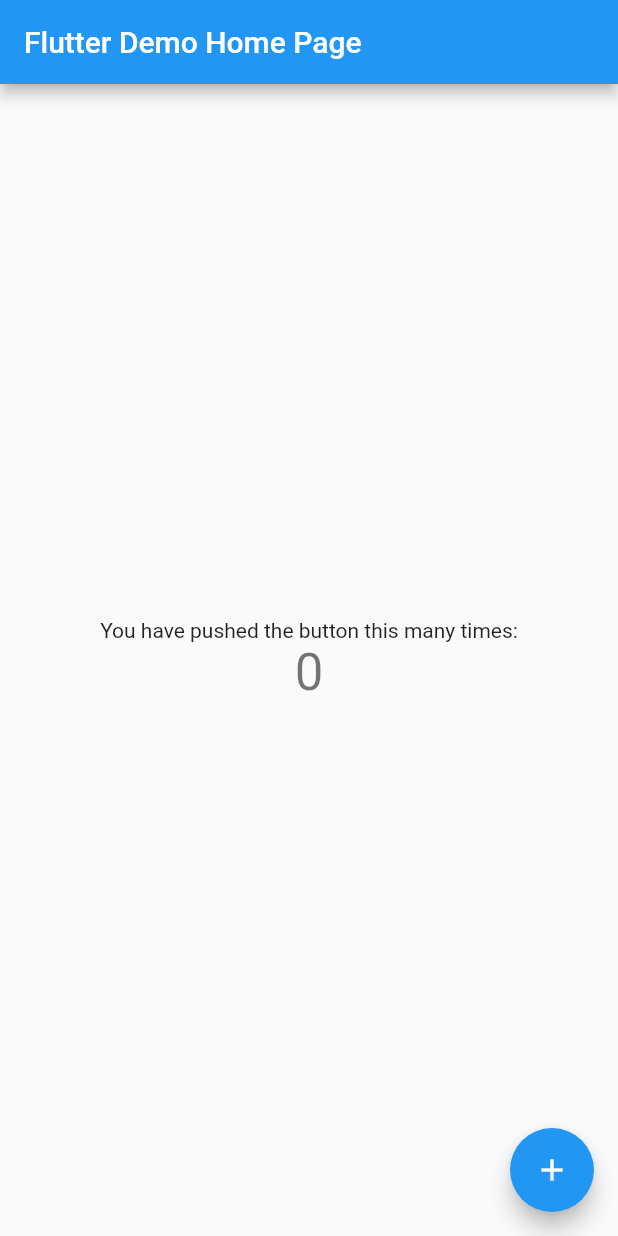
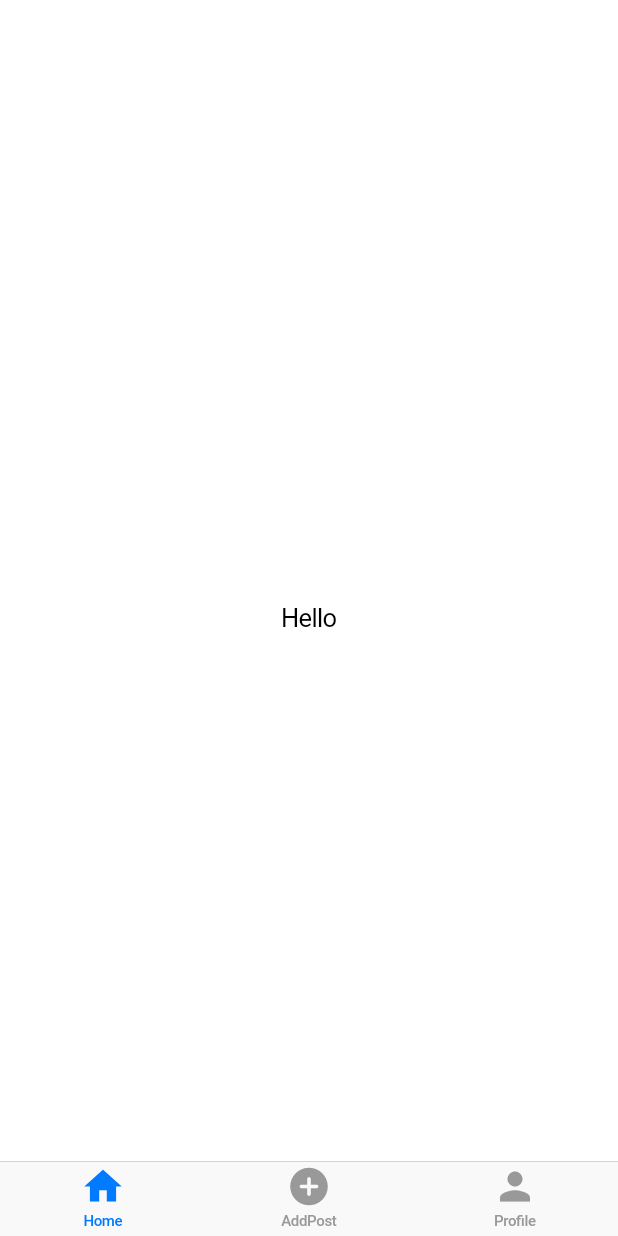
Before and after one commit to AshAman999/Edify, a Flutter app: the screen it shows after launch, on a phone screen of 412 x 824 dp. Run offline on Flutter 3.47's test engine with Material 2 defaults, Android fonts, the phone set to English and light mode, and no system bars.

Commit message:
added ios style app widgets and pages

```diff
--- a/lib/main.dart
+++ b/lib/main.dart
@@ -1,3 +1,7 @@
+import 'package:edify/screens/addpost.dart';
+import 'package:edify/screens/home.dart';
+import 'package:edify/screens/profile.dart';
+import 'package:flutter/cupertino.dart';
 import 'package:flutter/material.dart';
 
 void main() {
@@ -8,20 +12,9 @@
   // This widget is the root of your application.
   @override
   Widget build(BuildContext context) {
-    return MaterialApp(
+    return CupertinoApp(
       title: 'Flutter Demo',
-      theme: ThemeData(
-        // This is the theme of your application.
-        //
-        // Try running your application with "flutter run". You'll see the
-        // application has a blue toolbar. Then, without quitting the app, try
-        // changing the primarySwatch below to Colors.green and then invoke
-        // "hot reload" (press "r" in the console where you ran "flutter run",
-        // or simply save your changes to "hot reload" in a Flutter IDE).
-        // Notice that the counter didn't reset back to zero; the application
-        // is not restarted.
-        primarySwatch: Colors.blue,
-      ),
+      debugShowCheckedModeBanner: false,
       home: MyHomePage(title: 'Flutter Demo Home Page'),
     );
   }
@@ -30,15 +23,6 @@
 class MyHomePage extends StatefulWidget {
   MyHomePage({Key? key, required this.title}) : super(key: key);
 
-  // This widget is the home page of your application. It is stateful, meaning
-  // that it has a State object (defined below) that contains fields that affect
-  // how it looks.
-
-  // This class is the configuration for the state. It holds the values (in this
-  // case the title) provided by the parent (in this case the App widget) and
-  // used by the build method of the State. Fields in a Widget subclass are
-  // always marked "final".
-
   final String title;
 
   @override
@@ -46,68 +30,34 @@
 }
 
 class _MyHomePageState extends State<MyHomePage> {
-  int _counter = 0;
-
-  void _incrementCounter() {
-    setState(() {
-      // This call to setState tells the Flutter framework that something has
-      // changed in this State, which causes it to rerun the build method below
-      // so that the display can reflect the updated values. If we changed
-      // _counter without calling setState(), then the build method would not be
-      // called again, and so nothing would appear to happen.
-      _counter++;
-    });
-  }
-
+  List<Widget> _tabs = [
+    HomeScreen(),
+    AddPost(),
+    ProfilePage(),
+    // see the HomeTab class below
+    // see the SettingsTab class below
+  ];
   @override
   Widget build(BuildContext context) {
-    // This method is rerun every time setState is called, for instance as done
-    // by the _incrementCounter method above.
-    //
-    // The Flutter framework has been optimized to make rerunning build methods
-    // fast, so that you can just rebuild anything that needs updating rather
-    // than having to individually change instances of widgets.
-    return Scaffold(
-      appBar: AppBar(
-        // Here we take the value from the MyHomePage object that was created by
-        // the App.build method, and use it to set our appbar title.
-        title: Text(widget.title),
-      ),
-      body: Center(
-        // Center is a layout widget. It takes a single child and positions it
-        // in the middle of the parent.
-        child: Column(
-          // Column is also a layout widget. It takes a list of children and
-          // arranges them vertically. By default, it sizes itself to fit its
-          // children horizontally, and tries to be as tall as its parent.
-          //
-          // Invoke "debug painting" (press "p" in the console, choose the
-          // "Toggle Debug Paint" action from the Flutter Inspector in Android
-          // Studio, or the "Toggle Debug Paint" command in Visual Studio Code)
-          // to see the wireframe for each widget.
-          //
-          // Column has various properties to control how it sizes itself and
-          // how it positions its children. Here we use mainAxisAlignment to
-          // center the children vertically; the main axis here is the vertical
-          // axis because Columns are vertical (the cross axis would be
-          // horizontal).
-          mainAxisAlignment: MainAxisAlignment.center,
-          children: <Widget>[
-            Text(
-              'You have pushed the button this many times:',
+    return CupertinoTabScaffold(
+        tabBar: CupertinoTabBar(
+          items: [
+            BottomNavigationBarItem(
+              icon: Icon(Icons.home),
+              label: 'Home',
             ),
-            Text(
-              '$_counter',
-              style: Theme.of(context).textTheme.headline4,
+            BottomNavigationBarItem(
+              icon: Icon(Icons.add_circle_rounded),
+              label: 'AddPost',
+            ),
+            BottomNavigationBarItem(
+              icon: Icon(Icons.person),
+              label: 'Profile',
             ),
           ],
         ),
-      ),
-      floatingActionButton: FloatingActionButton(
-        onPressed: _incrementCounter,
-        tooltip: 'Increment',
-        child: Icon(Icons.add),
-      ), // This trailing comma makes auto-formatting nicer for build methods.
-    );
+        tabBuilder: (BuildContext context, index) {
+          return _tabs[index];
+        });
   }
 }
--- /dev/null
+++ b/lib/screens/home.dart
@@ -0,0 +1,23 @@
+import 'package:flutter/cupertino.dart';
+import 'package:flutter/material.dart';
+
+class HomeScreen extends StatefulWidget {
+  const HomeScreen({Key? key}) : super(key: key);
+
+  @override
+  _HomeScreenState createState() => _HomeScreenState();
+}
+
+class _HomeScreenState extends State<HomeScreen> {
+  @override
+  Widget build(BuildContext context) {
+    return Container(
+      height: double.infinity,
+      width: double.infinity,
+      color: Colors.white,
+      child: Center(
+        child: Text("Hello"),
+      ),
+    );
+  }
+}
```
Also changed, not shown: lib/screens/addpost.dart (added, +121 -0 lines), lib/screens/profile.dart (added, +18 -0 lines).
